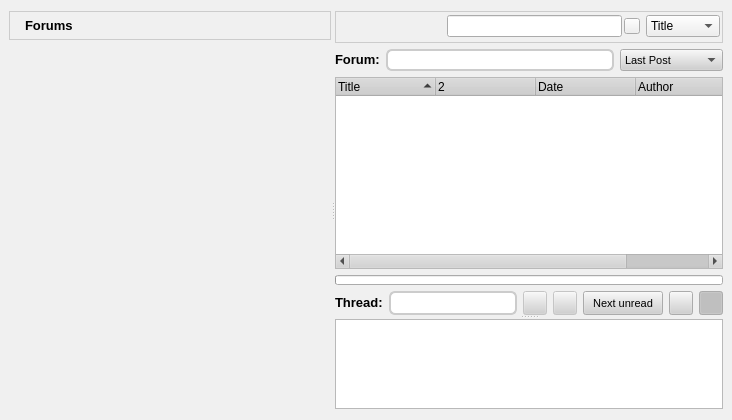
Old version of the form retroshare-gui/src/gui/ForumsDialog.ui in the repository RetroShare/RetroShare.
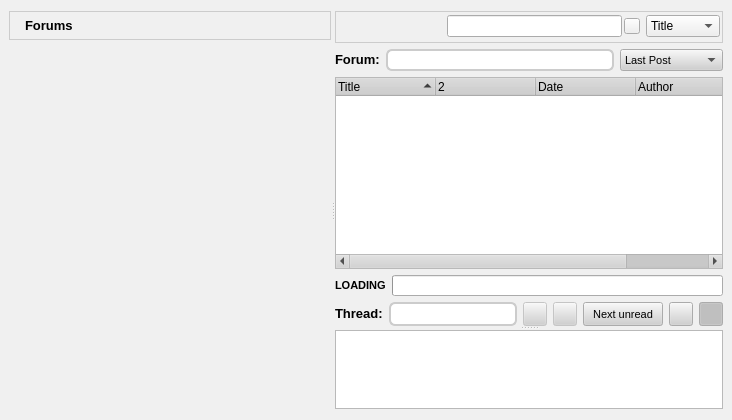
New version of the form. Icons and pictures are not drawn. Custom widgets are drawn as their Qt base class.

Commit message: Added loading text to forumsdialog and enabled percentage numbers to be shown also

```diff
--- a/retroshare-gui/src/gui/ForumsDialog.ui
+++ b/retroshare-gui/src/gui/ForumsDialog.ui
@@ -1219,11 +1219,24 @@
          </widget>
         </item>
         <item row="4" column="0">
+         <layout class="QHBoxLayout" name="progressBarLayOut">
+          <item>
+           <widget class="QLabel" name="progLayOutTxt">
+            <property name="text">
+             <string>&lt;!DOCTYPE HTML PUBLIC &quot;-//W3C//DTD HTML 4.0//EN&quot; &quot;http://www.w3.org/TR/REC-html40/strict.dtd&quot;&gt;
+&lt;html&gt;&lt;head&gt;&lt;meta name=&quot;qrichtext&quot; content=&quot;1&quot; /&gt;&lt;style type=&quot;text/css&quot;&gt;
+p, li { white-space: pre-wrap; }
+&lt;/style&gt;&lt;/head&gt;&lt;body style=&quot; font-family:'MS Shell Dlg 2'; font-size:8.25pt; font-weight:400; font-style:normal;&quot;&gt;
+&lt;p style=&quot; margin-top:0px; margin-bottom:0px; margin-left:0px; margin-right:0px; -qt-block-indent:0; text-indent:0px;&quot;&gt;&lt;span style=&quot; font-size:8pt; font-weight:600;&quot;&gt;LOADING&lt;/span&gt;&lt;/p&gt;&lt;/body&gt;&lt;/html&gt;</string>
+            </property>
+           </widget>
+          </item>
+          <item>
          <widget class="QProgressBar" name="progressBar">
           <property name="maximumSize">
            <size>
             <width>16777215</width>
-            <height>10</height>
+              <height>25</height>
            </size>
           </property>
           <property name="maximum">
@@ -1236,6 +1249,8 @@
            <bool>false</bool>
           </property>
          </widget>
+          </item>
+         </layout>
         </item>
        </layout>
       </widget>
```
Lines whose indentation alone changed are shown as unchanged. The commit also changes 1 other file.
